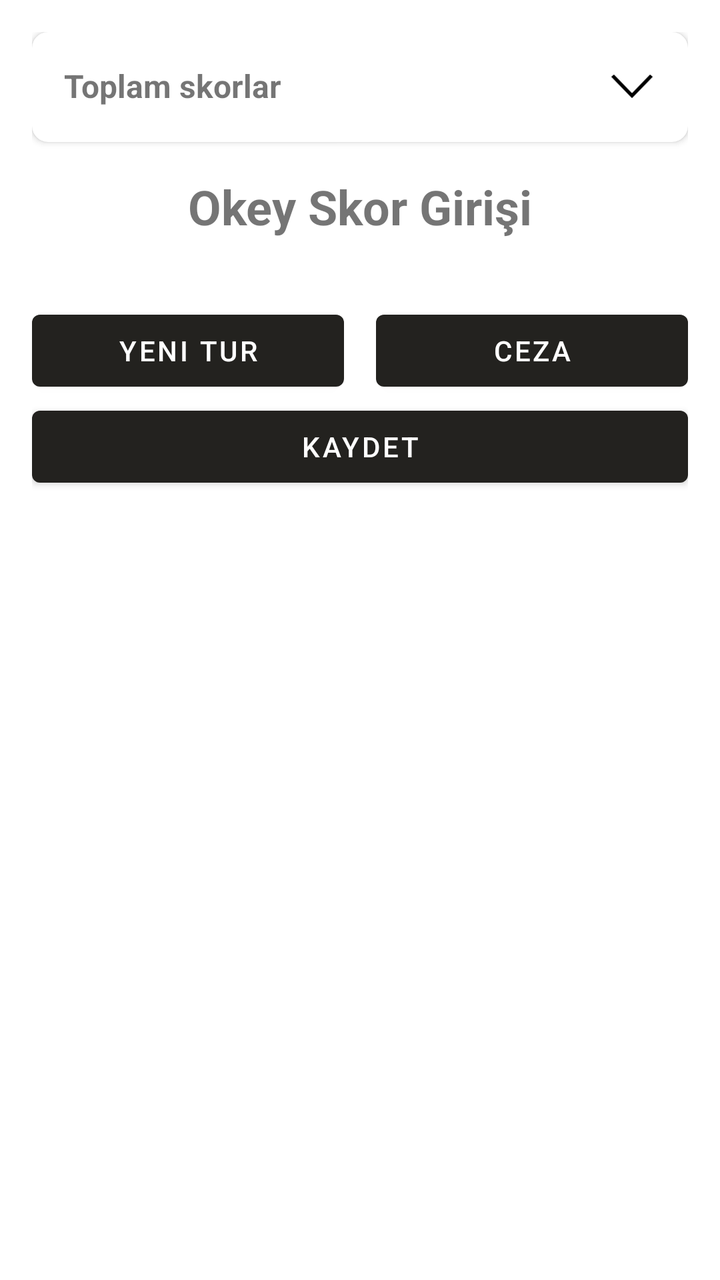
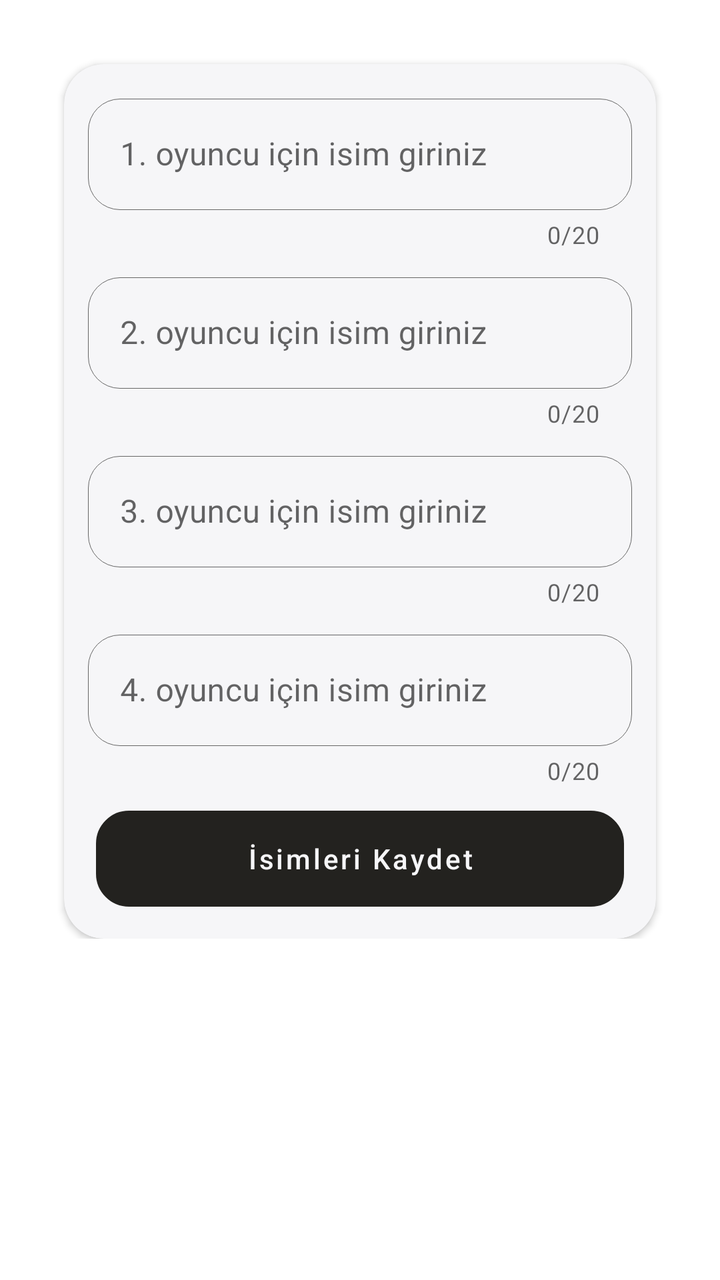

Screens rendered from an Android XML layout before and after an edit, with the pre-edit source and the edit as a unified diff.
<!-- AndroidManifest.xml: application theme Theme.OkeyScore -->
<!-- res/layout/fragment_deneme.xml -->
<?xml version="1.0" encoding="utf-8"?>
<ScrollView xmlns:android="http://schemas.android.com/apk/res/android"
    xmlns:app="http://schemas.android.com/apk/res-auto"
    xmlns:tools="http://schemas.android.com/tools"
    android:layout_width="match_parent"
    android:layout_height="match_parent"
    tools:context=".presentation.ui.Deneme">

    <androidx.constraintlayout.widget.ConstraintLayout

        android:id="@+id/scrollView"
        android:layout_width="match_parent"
        android:layout_height="wrap_content"
        android:padding="16dp">

        <androidx.cardview.widget.CardView
            android:id="@+id/totalScoresCardView"
            android:layout_width="match_parent"
            android:layout_height="wrap_content"
            android:elevation="10dp"
            app:cardCornerRadius="8dp"
            app:layout_constraintEnd_toEndOf="parent"
            app:layout_constraintStart_toStartOf="parent"
            app:layout_constraintTop_toTopOf="parent">

            <androidx.constraintlayout.widget.ConstraintLayout
                android:layout_width="match_parent"
                android:layout_height="wrap_content"
                android:padding="16dp">

                <TextView
                    android:id="@+id/totalScoresTitle"
                    android:layout_width="wrap_content"
                    android:layout_height="wrap_content"
                    android:text="Toplam skorlar"
                    android:textSize="16sp"
                    android:textStyle="bold"
                    app:layout_constraintStart_toStartOf="parent"
                    app:layout_constraintTop_toTopOf="parent" />

                <ImageView
                    android:id="@+id/totalScoresIcon"
                    android:layout_width="wrap_content"
                    android:layout_height="wrap_content"
                    android:src="@drawable/ic_expand"
                    app:layout_constraintBottom_toBottomOf="@+id/totalScoresTitle"
                    app:layout_constraintEnd_toEndOf="parent"
                    app:layout_constraintTop_toTopOf="@+id/totalScoresTitle" />

                <LinearLayout
                    android:id="@+id/totalScoreContainer"
                    android:layout_width="match_parent"
                    android:layout_height="wrap_content"
                    android:layout_marginTop="16dp"
                    android:orientation="vertical"
                    android:visibility="gone"
                    app:layout_constraintEnd_toEndOf="parent"
                    app:layout_constraintStart_toStartOf="parent"
                    app:layout_constraintTop_toBottomOf="@+id/totalScoresTitle">

                    <LinearLayout
                        android:layout_width="match_parent"
                        android:layout_height="wrap_content"
                        android:layout_marginBottom="12dp"
                        android:gravity="center_vertical"
                        android:orientation="horizontal">

                        <TextView
                            android:id="@+id/etPlayer1Name"
                            android:layout_width="0dp"
                            android:layout_height="wrap_content"
                            android:layout_weight="1"
                            android:inputType="textPersonName"
                            android:text="Oyuncu 1"
                            android:textSize="16sp"
                            android:textStyle="bold" />

                        <TextView
                            android:id="@+id/etPlayer1TotalScore"
                            android:layout_width="80dp"
                            android:layout_height="wrap_content"
                            android:inputType="number"
                            android:text="764"
                            android:textStyle="bold" />
                    </LinearLayout>

                    <LinearLayout
                        android:layout_width="match_parent"
                        android:layout_height="wrap_content"
                        android:layout_marginBottom="12dp"
                        android:gravity="center_vertical"
                        android:orientation="horizontal">

                        <TextView
                            android:id="@+id/etPlayer2Name"
                            android:layout_width="0dp"
                            android:layout_height="wrap_content"
                            android:layout_weight="1"
                            android:inputType="textPersonName"
                            android:text="Oyuncu 2"
                            android:textSize="16sp"
                            android:textStyle="bold" />

                        <TextView
                            android:id="@+id/etPlayer2TotalScore"
                            android:layout_width="80dp"
                            android:layout_height="wrap_content"
                            android:inputType="number"
                            android:text="346"
                            android:textStyle="bold" />
                    </LinearLayout>

                    <LinearLayout
                        android:layout_width="match_parent"
                        android:layout_height="wrap_content"
                        android:layout_marginBottom="12dp"
                        android:gravity="center_vertical"
                        android:orientation="horizontal">

                        <TextView
                            android:id="@+id/etPlayer3Name"
                            android:layout_width="0dp"
                            android:layout_height="wrap_content"
                            android:layout_weight="1"
                            android:inputType="textPersonName"
                            android:text="Oyuncu 3"
                            android:textSize="16sp"
                            android:textStyle="bold" />

                        <TextView
                            android:id="@+id/etPlayer3TotalScore"
                            android:layout_width="80dp"
                            android:layout_height="wrap_content"
                            android:inputType="number"
                            android:text="546"
                            android:textStyle="bold" />
                    </LinearLayout>

                    <LinearLayout
                        android:layout_width="match_parent"
                        android:layout_height="wrap_content"
                        android:layout_marginBottom="16dp"
                        android:gravity="center_vertical"
                        android:orientation="horizontal">

                        <TextView
                            android:id="@+id/etPlayer4Name"
                            android:layout_width="0dp"
                            android:layout_height="wrap_content"
                            android:layout_weight="1"
                            android:inputType="textPersonName"
                            android:text="Oyuncu 4"
                            android:textSize="16sp"
                            android:textStyle="bold" />

                        <TextView
                            android:id="@+id/etPlayer4TotalScore"
                            android:layout_width="80dp"
                            android:layout_height="wrap_content"
                            android:inputType="number"
                            android:text="124"
                            android:textStyle="bold" />
                    </LinearLayout>
                </LinearLayout>

            </androidx.constraintlayout.widget.ConstraintLayout>

        </androidx.cardview.widget.CardView>

        <TextView
            android:id="@+id/title"
            android:layout_width="wrap_content"
            android:layout_height="wrap_content"
            android:layout_marginTop="16dp"
            android:text="Okey Skor Girişi"
            android:textSize="24sp"
            android:textStyle="bold"
            app:layout_constraintEnd_toEndOf="parent"
            app:layout_constraintStart_toStartOf="parent"
            app:layout_constraintTop_toBottomOf="@+id/totalScoresCardView" />

        <LinearLayout
            android:id="@+id/scoreLayout"
            android:layout_width="match_parent"
            android:layout_height="wrap_content"
            android:layout_marginStart="8dp"
            android:layout_marginTop="16dp"
            android:layout_marginEnd="8dp"
            android:layout_marginBottom="16dp"
            android:orientation="vertical"
            app:layout_constraintEnd_toEndOf="parent"
            app:layout_constraintStart_toStartOf="parent"
            app:layout_constraintTop_toBottomOf="@id/title">

        </LinearLayout>

        <Button
            android:id="@+id/newRound"
            android:layout_width="0dp"
            android:layout_height="wrap_content"
            android:layout_marginTop="16dp"
            android:text="Yeni tur"
            app:layout_constraintEnd_toStartOf="@+id/penalty"
            app:layout_constraintStart_toStartOf="parent"
            app:layout_constraintTop_toBottomOf="@+id/scoreLayout" />

        <Button
            android:id="@+id/penalty"
            android:layout_width="0dp"
            android:layout_height="wrap_content"
            android:layout_marginStart="16dp"
            android:layout_marginTop="16dp"
            android:text="Ceza"
            android:textColor="@android:color/white"
            app:layout_constraintEnd_toEndOf="parent"
            app:layout_constraintStart_toEndOf="@+id/newRound"
            app:layout_constraintTop_toBottomOf="@+id/scoreLayout" />

        <Button
            android:id="@+id/saveScores"
            android:layout_width="match_parent"
            android:layout_height="wrap_content"
            android:text="Kaydet"
            app:layout_constraintEnd_toEndOf="parent"
            app:layout_constraintStart_toStartOf="parent"
            app:layout_constraintTop_toBottomOf="@+id/newRound" />
    </androidx.constraintlayout.widget.ConstraintLayout>
</ScrollView>
<!-- resources referenced by this layout -->
<resources>
  <!-- drawable ic_expand (drawable) -->
  <vector xmlns:android="http://schemas.android.com/apk/res/android" android:height="24dp" android:viewportHeight="1024" android:viewportWidth="1024" android:width="24dp">
        
      <path android:fillColor="#000000" android:pathData="M903.2,256l56.8,50.4L512,768 64,306.4 120.8,256 512,659.1z"/>
      
  </vector>
  <style name="Theme.OkeyScore" parent="Theme.MaterialComponents.Light.NoActionBar">
          <item name="android:statusBarColor">@color/status_bar_color</item>
          <item name="colorPrimary">@color/primary_color</item>
          <item name="colorPrimaryDark">@color/primary_color</item>
          <item name="android:colorPrimaryDark">@color/primary_color</item>
          <item name="android:windowLightStatusBar">true</item>
          <item name="colorControlActivated">@color/cursor_color</item>
  
      </style>
  <color name="status_bar_color">#F6F6F8</color>
  <color name="primary_color">#23221F</color>
  <color name="cursor_color">#4CAF50</color>
</resources>

<!-- the commit's change to res/layout/fragment_deneme.xml (unified diff, before → after) -->
@@ -14,10 +14,103 @@
         android:padding="16dp">
 
         <androidx.cardview.widget.CardView
+            android:id="@+id/playerNameEntryCardView"
+            android:layout_width="match_parent"
+            android:layout_height="wrap_content"
+            android:layout_margin="16dp"
+            android:backgroundTint="@color/cardview_background_color"
+            app:cardCornerRadius="20dp"
+            app:layout_constraintEnd_toEndOf="parent"
+            app:layout_constraintStart_toStartOf="parent"
+            app:layout_constraintTop_toTopOf="parent">
+
+            <androidx.constraintlayout.widget.ConstraintLayout
+                android:layout_width="match_parent"
+                android:layout_height="wrap_content"
+                android:padding="8dp">
+
+                <com.google.android.material.textfield.TextInputLayout
+                    android:id="@+id/player1NameEntryHint"
+                    style="@style/SingleGameTextInputLayoutStyle"
+                    android:hint="@string/enter_player1_name"
+                    app:layout_constraintStart_toStartOf="parent"
+                    app:layout_constraintTop_toTopOf="parent">
+
+                    <com.google.android.material.textfield.TextInputEditText
+                        android:id="@+id/player1NameEntry"
+                        style="@style/SingleGameTextInputEditTextStyle"
+                        android:inputType="text"
+                        android:maxLength="21" />
+                </com.google.android.material.textfield.TextInputLayout>
+
+
+                <com.google.android.material.textfield.TextInputLayout
+                    android:id="@+id/player2NameEntryHint"
+                    style="@style/SingleGameTextInputLayoutStyle"
+                    android:hint="@string/enter_player2_name"
+                    app:layout_constraintEnd_toEndOf="parent"
+                    app:layout_constraintStart_toStartOf="parent"
+                    app:layout_constraintTop_toBottomOf="@id/player1NameEntryHint">
+
+                    <com.google.android.material.textfield.TextInputEditText
+                        android:id="@+id/player2NameEntry"
+                        style="@style/SingleGameTextInputEditTextStyle"
+                        android:inputType="text"
+                        android:maxLength="21" />
+                </com.google.android.material.textfield.TextInputLayout>
+
+                <com.google.android.material.textfield.TextInputLayout
+                    android:id="@+id/player3NameEntryHint"
+                    style="@style/SingleGameTextInputLayoutStyle"
+                    android:hint="@string/enter_player3_name"
+                    app:layout_constraintEnd_toEndOf="parent"
+                    app:layout_constraintStart_toStartOf="parent"
+                    app:layout_constraintTop_toBottomOf="@id/player2NameEntryHint">
+
+                    <com.google.android.material.textfield.TextInputEditText
+                        android:id="@+id/player3NameEntry"
+                        style="@style/SingleGameTextInputEditTextStyle"
+                        android:inputType="text"
+                        android:maxLength="21" />
+                </com.google.android.material.textfield.TextInputLayout>
+
+
+                <com.google.android.material.textfield.TextInputLayout
+                    android:id="@+id/player4NameEntryHint"
+                    style="@style/SingleGameTextInputLayoutStyle"
+                    android:hint="@string/enter_player4_name"
+                    app:layout_constraintEnd_toEndOf="parent"
+                    app:layout_constraintStart_toStartOf="parent"
+                    app:layout_constraintTop_toBottomOf="@id/player3NameEntryHint">
+
+                    <com.google.android.material.textfield.TextInputEditText
+                        android:id="@+id/player4NameEntry"
+                        style="@style/SingleGameTextInputEditTextStyle"
+                        android:inputType="text"
+                        android:maxLength="21" />
+                </com.google.android.material.textfield.TextInputLayout>
+
+                <Button
+                    android:id="@+id/confirmNames"
+                    style="@style/ButtonStyle"
+                    android:layout_width="match_parent"
+                    android:text="@string/save_names"
+                    android:textAllCaps="false"
+                    android:visibility="visible"
+                    app:layout_constraintBottom_toBottomOf="parent"
+                    app:layout_constraintEnd_toEndOf="parent"
+                    app:layout_constraintStart_toStartOf="parent"
+                    app:layout_constraintTop_toBottomOf="@+id/player4NameEntryHint" />
+
+            </androidx.constraintlayout.widget.ConstraintLayout>
+        </androidx.cardview.widget.CardView>
+
+        <androidx.cardview.widget.CardView
             android:id="@+id/totalScoresCardView"
             android:layout_width="match_parent"
             android:layout_height="wrap_content"
             android:elevation="10dp"
+            android:visibility="gone"
             app:cardCornerRadius="8dp"
             app:layout_constraintEnd_toEndOf="parent"
             app:layout_constraintStart_toStartOf="parent"
@@ -66,7 +159,7 @@
                         android:orientation="horizontal">
 
                         <TextView
-                            android:id="@+id/etPlayer1Name"
+                            android:id="@+id/totalScorePlayer1Name"
                             android:layout_width="0dp"
                             android:layout_height="wrap_content"
                             android:layout_weight="1"
@@ -76,7 +169,7 @@
                             android:textStyle="bold" />
 
                         <TextView
-                            android:id="@+id/etPlayer1TotalScore"
+                            android:id="@+id/player1TotalScore"
                             android:layout_width="80dp"
                             android:layout_height="wrap_content"
                             android:inputType="number"
@@ -92,7 +185,7 @@
                         android:orientation="horizontal">
 
                         <TextView
-                            android:id="@+id/etPlayer2Name"
+                            android:id="@+id/totalScorePlayer2Name"
                             android:layout_width="0dp"
                             android:layout_height="wrap_content"
                             android:layout_weight="1"
@@ -102,7 +195,7 @@
                             android:textStyle="bold" />
 
                         <TextView
-                            android:id="@+id/etPlayer2TotalScore"
+                            android:id="@+id/player2TotalScore"
                             android:layout_width="80dp"
                             android:layout_height="wrap_content"
                             android:inputType="number"
@@ -118,7 +211,7 @@
                         android:orientation="horizontal">
 
                         <TextView
-                            android:id="@+id/etPlayer3Name"
+                            android:id="@+id/totalScorePlayer3Name"
                             android:layout_width="0dp"
                             android:layout_height="wrap_content"
                             android:layout_weight="1"
@@ -128,7 +221,7 @@
                             android:textStyle="bold" />
 
                         <TextView
-                            android:id="@+id/etPlayer3TotalScore"
+                            android:id="@+id/player3TotalScore"
                             android:layout_width="80dp"
                             android:layout_height="wrap_content"
                             android:inputType="number"
@@ -144,7 +237,7 @@
                         android:orientation="horizontal">
 
                         <TextView
-                            android:id="@+id/etPlayer4Name"
+                            android:id="@+id/totalScorePlayer4Name"
                             android:layout_width="0dp"
                             android:layout_height="wrap_content"
                             android:layout_weight="1"
@@ -154,7 +247,7 @@
                             android:textStyle="bold" />
 
                         <TextView
-                            android:id="@+id/etPlayer4TotalScore"
+                            android:id="@+id/player4TotalScore"
                             android:layout_width="80dp"
                             android:layout_height="wrap_content"
                             android:inputType="number"
@@ -175,6 +268,7 @@
             android:text="Okey Skor Girişi"
             android:textSize="24sp"
             android:textStyle="bold"
+            android:visibility="gone"
             app:layout_constraintEnd_toEndOf="parent"
             app:layout_constraintStart_toStartOf="parent"
             app:layout_constraintTop_toBottomOf="@+id/totalScoresCardView" />
@@ -188,6 +282,7 @@
             android:layout_marginEnd="8dp"
             android:layout_marginBottom="16dp"
             android:orientation="vertical"
+            android:visibility="gone"
             app:layout_constraintEnd_toEndOf="parent"
             app:layout_constraintStart_toStartOf="parent"
             app:layout_constraintTop_toBottomOf="@id/title">
@@ -200,6 +295,7 @@
             android:layout_height="wrap_content"
             android:layout_marginTop="16dp"
             android:text="Yeni tur"
+            android:visibility="gone"
             app:layout_constraintEnd_toStartOf="@+id/penalty"
             app:layout_constraintStart_toStartOf="parent"
             app:layout_constraintTop_toBottomOf="@+id/scoreLayout" />
@@ -212,6 +308,7 @@
             android:layout_marginTop="16dp"
             android:text="Ceza"
             android:textColor="@android:color/white"
+            android:visibility="gone"
             app:layout_constraintEnd_toEndOf="parent"
             app:layout_constraintStart_toEndOf="@+id/newRound"
             app:layout_constraintTop_toBottomOf="@+id/scoreLayout" />
@@ -221,6 +318,7 @@
             android:layout_width="match_parent"
             android:layout_height="wrap_content"
             android:text="Kaydet"
+            android:visibility="gone"
             app:layout_constraintEnd_toEndOf="parent"
             app:layout_constraintStart_toStartOf="parent"
             app:layout_constraintTop_toBottomOf="@+id/newRound" />
<!-- resource entries referenced after the edit -->
@@ -1,11 +1,47 @@
 <!-- resources referenced by this layout -->
 <resources>
+  <color name="cardview_background_color">#F6F6F8</color>
   <!-- drawable ic_expand (drawable) -->
   <vector xmlns:android="http://schemas.android.com/apk/res/android" android:height="24dp" android:viewportHeight="1024" android:viewportWidth="1024" android:width="24dp">
         
       <path android:fillColor="#000000" android:pathData="M903.2,256l56.8,50.4L512,768 64,306.4 120.8,256 512,659.1z"/>
       
   </vector>
+  <string name="enter_player1_name" tools:ignore="MissingTranslation">1. oyuncu için isim giriniz</string>
+  <string name="enter_player2_name" tools:ignore="MissingTranslation">2. oyuncu için isim giriniz</string>
+  <string name="enter_player3_name" tools:ignore="MissingTranslation">3. oyuncu için isim giriniz</string>
+  <string name="enter_player4_name" tools:ignore="MissingTranslation">4. oyuncu için isim giriniz</string>
+  <string name="save_names" tools:ignore="MissingTranslation">İsimleri Kaydet</string>
+  <style name="ButtonStyle" parent="Widget.MaterialComponents.Button">
+          <item name="android:visibility">gone</item>
+          <item name="android:layout_width">wrap_content</item>
+          <item name="android:layout_height">wrap_content</item>
+          <item name="android:layout_margin">8dp</item>
+          <item name="android:textColor">@color/button_text_color</item>
+          <item name="android:background">@drawable/custom_button</item>
+      </style>
+  <style name="SingleGameTextInputEditTextStyle">
+          <item name="android:layout_width">match_parent</item>
+          <item name="android:layout_height">wrap_content</item>
+          <item name="android:backgroundTint">@android:color/transparent</item>
+          <item name="android:inputType">numberSigned</item>
+      </style>
+  <style name="SingleGameTextInputLayoutStyle" parent="Widget.MaterialComponents.TextInputLayout.OutlinedBox">
+          <item name="android:layout_width">match_parent</item>
+          <item name="android:layout_height">wrap_content</item>
+          <item name="android:background">@android:color/transparent</item>
+          <item name="android:padding">4dp</item>
+          <item name="android:textStyle">bold</item>
+          <item name="boxStrokeWidth">0.3dp</item>
+          <item name="boxStrokeColor">@color/text_input_layout_box_stroke_color</item>
+          <item name="boxCornerRadiusBottomStart">16dp</item>
+          <item name="boxCornerRadiusTopEnd">16dp</item>
+          <item name="boxCornerRadiusTopStart">16dp</item>
+          <item name="boxCornerRadiusBottomEnd">16dp</item>
+          <item name="counterEnabled">true</item>
+          <item name="counterMaxLength">20</item>
+          <item name="errorEnabled">true</item>
+      </style>
   <style name="Theme.OkeyScore" parent="Theme.MaterialComponents.Light.NoActionBar">
           <item name="android:statusBarColor">@color/status_bar_color</item>
           <item name="colorPrimary">@color/primary_color</item>
@@ -15,8 +51,21 @@
           <item name="colorControlActivated">@color/cursor_color</item>
   
       </style>
+  <color name="button_text_color">#F6F6F8</color>
+  <!-- drawable custom_button (drawable) -->
+  <?xml version="1.0" encoding="utf-8"?>
+  <selector xmlns:android="http://schemas.android.com/apk/res/android">
+      <item>
+          <shape android:shape="rectangle">
+              <corners android:radius="16dp" />
+              <stroke android:width="1dp" android:color="@color/separator_color" />
+          </shape>
+      </item>
+  </selector>
+  <color name="text_input_layout_box_stroke_color">#4CAF50</color>
   <color name="status_bar_color">#F6F6F8</color>
   <color name="primary_color">#23221F</color>
   <color name="cursor_color">#4CAF50</color>
+  <color name="separator_color">#45494A</color>
 </resources>
 
